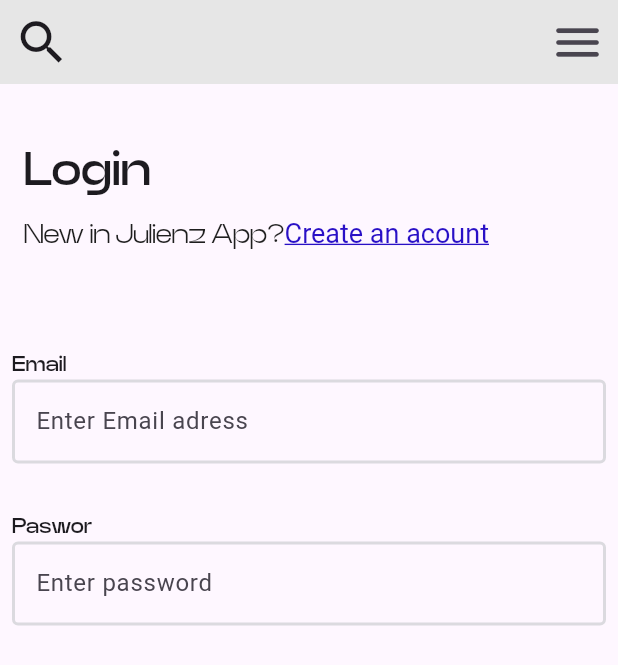
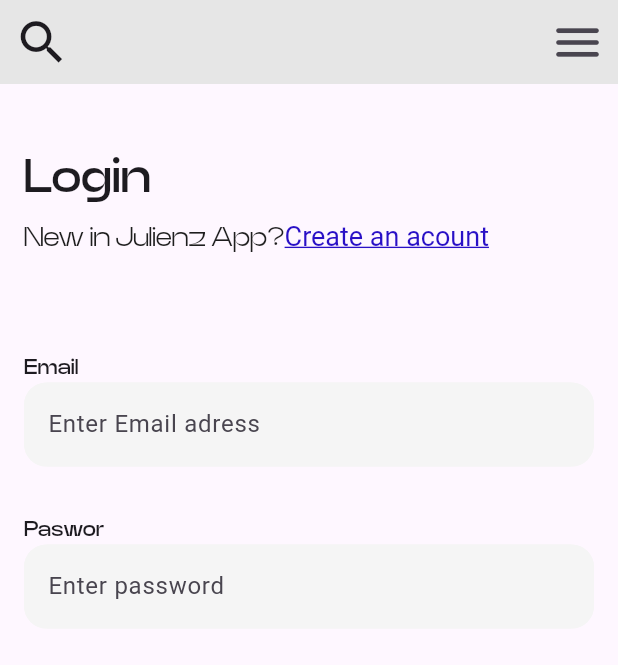
Before and after one commit to ju-lienz/login-app, a Flutter app: the screen it shows after launch, on a phone screen of 412 x 824 dp. Shown: the top 665 px of the screen. Run offline on Flutter 3.47's test engine with Material 2 defaults, Android fonts, the phone set to English and light mode, and no system bars.

Commit message:
optimize the code related to styles

```diff
--- a/lib/constants/colors.dart
+++ b/lib/constants/colors.dart
@@ -5,3 +5,4 @@ const Color secondaryColor = Color.fromRGBO(128, 137, 164, 1.0);
 const Color disabledColor = Color.fromRGBO(219, 218, 223, 1);
 const Color blackColor = Color.fromRGBO(30, 30, 30, 1.0);
 const Color whiteColor = Color.fromRGBO(230, 230, 230, 1);
+const Color greyColor = Color.fromRGBO(245, 245, 245, 1);
--- a/lib/main.dart
+++ b/lib/main.dart
@@ -36,7 +36,10 @@ class _MyHomePageState extends State<MyHomePage> {
   Widget build(BuildContext context) {
     return const Scaffold(
       appBar: BuildAppBar(),
-      body: BuildBody(),
+      body: Padding(
+        padding: EdgeInsets.symmetric(horizontal: 16.0),
+        child: BuildBody(),
+      ),
     );
   }
 }
--- a/lib/widgets/input_field.dart
+++ b/lib/widgets/input_field.dart
@@ -13,8 +13,7 @@ class InputField extends StatelessWidget {
   @override
   Widget build(BuildContext context) {
     return Padding(
-      padding: const EdgeInsets.symmetric(
-          horizontal: 8, vertical: 16), // Espaciado horizontal y vertical
+      padding: const EdgeInsets.symmetric(horizontal: 0, vertical: 16),
       child: Column(
         children: [
           Align(
@@ -27,16 +26,22 @@ class InputField extends StatelessWidget {
           ),
           TextField(
             decoration: InputDecoration(
-              border: const OutlineInputBorder(),
+              filled: true,
+              fillColor: greyColor,
+              border: OutlineInputBorder(
+                borderRadius: BorderRadius.circular(15.0),
+              ),
               hintText: hintText,
-              focusedBorder: const OutlineInputBorder(
-                borderSide: BorderSide(color: primaryColor, width: 2.0),
+              focusedBorder: OutlineInputBorder(
+                borderSide: const BorderSide(color: primaryColor, width: 2.0),
+                borderRadius: BorderRadius.circular(15.0),
               ),
-              enabledBorder: const OutlineInputBorder(
-                borderSide: BorderSide(color: disabledColor, width: 2.0),
+              enabledBorder: OutlineInputBorder(
+                borderSide: const BorderSide(color: greyColor, width: 2.0),
+                borderRadius: BorderRadius.circular(15.0),
               ),
             ),
-          ),
+          )
         ],
       ),
     );
--- a/lib/widgets/main_text.dart
+++ b/lib/widgets/main_text.dart
@@ -13,15 +13,13 @@ class MainText extends StatelessWidget {
   @override
   Widget build(BuildContext context) {
     return Padding(
-      padding:
-          const EdgeInsets.fromLTRB(16, 0, 0, 8), // Espaciado personalizado
+      padding: const EdgeInsets.fromLTRB(0, 5, 0, 0),
       child: Text(
         text,
         style: TextStyle(
-            // Estilo del texto
-            fontSize: fontSize, // Tamaño de fuente
-            fontFamily: 'Neue Power', // Fuente
-            fontWeight: FontWeight.w600), // Peso de la fuente
+            fontSize: fontSize,
+            fontFamily: 'Neue Power',
+            fontWeight: FontWeight.w600),
       ),
     );
   }
--- a/lib/widgets/secondary_text.dart
+++ b/lib/widgets/secondary_text.dart
@@ -17,14 +17,14 @@ class SecondaryText extends StatelessWidget {
   @override
   Widget build(BuildContext context) {
     return Padding(
-      padding: const EdgeInsets.fromLTRB(16, 0, 0, 0),
+      padding: const EdgeInsets.fromLTRB(0, 5, 0, 0),
       child: RichText(
         text: TextSpan(
           style: TextStyle(
-            fontFamily: 'Neue Power', // Fuente
-            fontSize: fontSize, // Tamaño de fuente
-            fontWeight: FontWeight.w400, // Peso de la fuente
-            color: blackColor, // Color del texto
+            fontFamily: 'Neue Power',
+            fontSize: fontSize,
+            fontWeight: FontWeight.w400,
+            color: blackColor,
           ),
           children: [
             TextSpan(text: firstText), // Primer fragmento de texto
```
Also changed, not shown: lib/screens/home.dart (+0 -21 lines).
